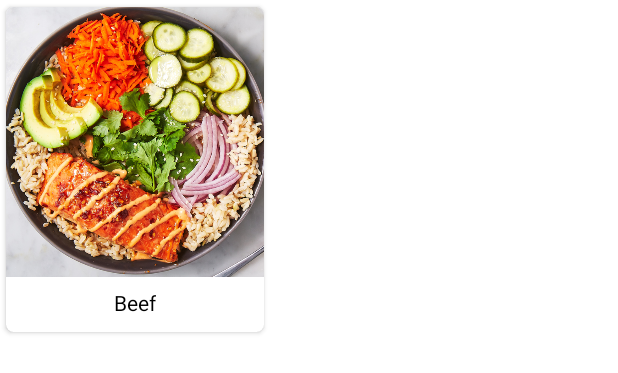
After one commit to paulosoujava/EasyFood, an Android app: the layout category_items.xml on its own in the app's theme, with its tools: preview values and no code run, on a phone screen of 412 x 824 dp. The commit adds this screen. Shown: the top 373 px of the screen. Run offline under Robolectric (Android 15) with nearby library versions, the phone set to English and light mode, and no system bars.

Commit message:
screenViewModel

```diff
--- a/app/src/main/res/layout/activity_meal.xml
+++ b/app/src/main/res/layout/activity_meal.xml
@@ -123,6 +123,7 @@
                 android:layout_width="match_parent"
                 android:layout_height="match_parent"
                 android:layout_marginStart="20dp"
+                android:textSize="14sp"
                 android:textColor="@color/black"
                 app:layout_constraintEnd_toEndOf="parent"
                 app:layout_constraintStart_toStartOf="parent"
--- /dev/null
+++ b/app/src/main/res/layout/category_items.xml
@@ -0,0 +1,39 @@
+<?xml version="1.0" encoding="utf-8"?>
+<androidx.cardview.widget.CardView xmlns:android="http://schemas.android.com/apk/res/android"
+    android:layout_width="180dp"
+    android:layout_height="wrap_content"
+    xmlns:app="http://schemas.android.com/apk/res-auto"
+    app:elevation="10dp"
+    app:cardCornerRadius="5dp"
+    app:cardUseCompatPadding="true">
+    <androidx.constraintlayout.widget.ConstraintLayout
+        android:layout_width="match_parent"
+        android:layout_height="match_parent">
+
+        <ImageView
+            android:id="@+id/img_category"
+            android:layout_width="match_parent"
+            android:layout_height="180dp"
+            android:scaleType="centerCrop"
+            app:layout_constraintEnd_toEndOf="parent"
+            app:layout_constraintHorizontal_bias="0.301"
+            app:layout_constraintLeft_toLeftOf="parent"
+            app:layout_constraintStart_toStartOf="parent"
+            app:layout_constraintTop_toTopOf="parent"
+            android:src="@drawable/mealtest"/>
+
+        <TextView
+            android:id="@+id/tv_category_name"
+            android:layout_width="wrap_content"
+            android:layout_height="wrap_content"
+            app:layout_constraintTop_toBottomOf="@+id/img_category"
+            app:layout_constraintStart_toStartOf="@+id/img_category"
+            app:layout_constraintEnd_toEndOf="@id/img_category"
+            app:layout_constraintBottom_toBottomOf="parent"
+            android:layout_marginTop="7dp"
+            android:textColor="@color/black"
+            android:text="Beef"
+            android:layout_marginBottom="10dp"
+            />
+    </androidx.constraintlayout.widget.ConstraintLayout>
+</androidx.cardview.widget.CardView>
```
Also changed, not shown: app/src/main/java/com/paulo/easyfood/activity/adapters/CategoryAdapter.kt (added, +63 -0 lines), app/src/main/java/com/paulo/easyfood/activity/adapters/MostPopularAdapter.kt (added, +50 -0 lines), app/src/main/java/com/paulo/easyfood/fragments/HomeFragment.kt (+65 -5 lines), app/src/main/java/com/paulo/easyfood/viewModel/HomeViewModel.kt (+27 -4 lines), app/src/main/res/layout/popular_items.xml (added, +14 -0 lines).
